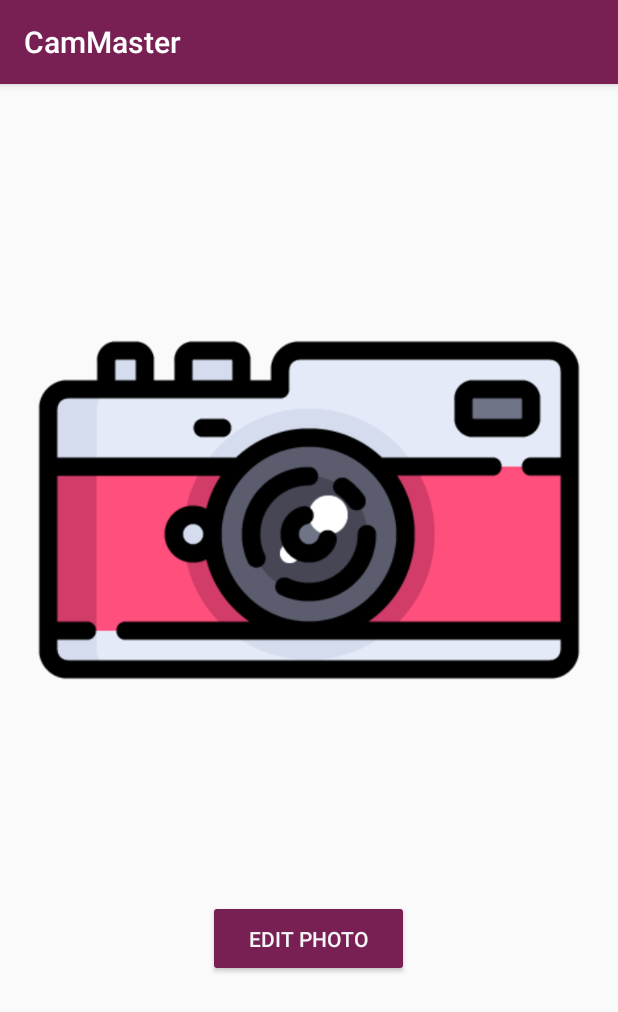
After one commit to Ketan2010/CamMaster, an Android app: the ShowPhotoActivity screen opened directly, with no data from a screen before it, on a phone screen of 412 x 824 dp. The commit adds this screen. Shown: the top 1012 px of the screen. Run offline under Robolectric (Android 15) with nearby library versions, the phone set to English and light mode, and no system bars; 1 statement that could not run was skipped.

Commit message:
Commit from ketan-imageEdit

```diff
--- /dev/null
+++ b/app/src/main/java/com/example/cammaster/ShowPhotoActivity.java
@@ -0,0 +1,54 @@
+package com.example.cammaster;
+
+import androidx.appcompat.app.AppCompatActivity;
+
+import android.content.Intent;
+import android.graphics.Bitmap;
+import android.graphics.BitmapFactory;
+import android.graphics.Matrix;
+import android.os.Bundle;
+import android.view.View;
+import android.widget.Button;
+import android.widget.ImageView;
+
+import java.io.File;
+
+public class ShowPhotoActivity extends AppCompatActivity {
+
+    ImageView imageview;
+    Button btn_edit;
+    String path = "";
+
+    @Override
+    protected void onCreate(Bundle savedInstanceState) {
+        super.onCreate(savedInstanceState);
+        setContentView(R.layout.activity_show_photo);
+
+        imageview = (ImageView) findViewById(R.id.imageview);
+        btn_edit = (Button) findViewById(R.id.btn_edit);
+
+        path = getIntent().getExtras().getString("path");
+        File imgfile = new File(path);
+
+        if(imgfile.exists()){
+            Bitmap myBitmap = BitmapFactory.decodeFile(imgfile.getAbsolutePath());
+            imageview.setImageBitmap(RotateBitmap(myBitmap,90));
+        }
+
+        btn_edit.setOnClickListener(new View.OnClickListener() {
+            @Override
+            public void onClick(View view) {
+                Intent intent = new Intent(ShowPhotoActivity.this,EditPhotoActivity.class);
+                intent.putExtra("path", path);
+                startActivity(intent);
+            }
+        });
+
+    }
+
+    public static Bitmap RotateBitmap(Bitmap source, float angle){
+        Matrix matrix = new Matrix();
+        matrix.postRotate(angle);
+        return Bitmap.createBitmap(source, 0, 0, source.getWidth(), source.getHeight(), matrix, true);
+    };
+}
--- /dev/null
+++ b/app/src/main/res/layout/activity_show_photo.xml
@@ -0,0 +1,32 @@
+<?xml version="1.0" encoding="utf-8"?>
+<androidx.constraintlayout.widget.ConstraintLayout xmlns:android="http://schemas.android.com/apk/res/android"
+    xmlns:app="http://schemas.android.com/apk/res-auto"
+    xmlns:tools="http://schemas.android.com/tools"
+    android:layout_width="match_parent"
+    android:layout_height="match_parent"
+    tools:context=".ShowPhotoActivity">
+
+    <ImageView
+        android:id="@+id/imageview"
+        android:layout_width="wrap_content"
+        android:layout_height="456dp"
+        android:layout_marginTop="56dp"
+        app:layout_constraintEnd_toEndOf="parent"
+        app:layout_constraintHorizontal_bias="0.498"
+        app:layout_constraintStart_toStartOf="parent"
+        app:layout_constraintTop_toTopOf="parent"
+        app:srcCompat="@drawable/cam" />
+
+    <Button
+        android:id="@+id/btn_edit"
+        android:layout_width="134dp"
+        android:layout_height="51dp"
+        android:layout_marginTop="32dp"
+        android:backgroundTint="#781F54"
+        android:text="Edit Photo"
+        android:textColor="#F6F6F6"
+        app:layout_constraintEnd_toEndOf="parent"
+        app:layout_constraintHorizontal_bias="0.498"
+        app:layout_constraintStart_toStartOf="parent"
+        app:layout_constraintTop_toBottomOf="@+id/imageview" />
+</androidx.constraintlayout.widget.ConstraintLayout>
--- a/build.gradle
+++ b/build.gradle
@@ -3,6 +3,7 @@ buildscript {
     repositories {
         google()
         mavenCentral()
+        flatDir { dirs 'libs' }
     }
     dependencies {
         classpath "com.android.tools.build:gradle:7.0.0"
```
Also changed, not shown: app/build.gradle (+15 -0 lines), app/src/main/AndroidManifest.xml (+37 -0 lines), app/src/main/java/com/example/cammaster/CameraActivity.java (added, +138 -0 lines), app/src/main/java/com/example/cammaster/EditPhotoActivity.java (added, +77 -0 lines), app/src/main/java/com/example/cammaster/LoginActivity.java (+44 -0 lines), app/src/main/res/drawable/roundedbutton.xml (added, +9 -0 lines), app/src/main/res/layout/activity_camera.xml (added, +37 -0 lines), app/src/main/res/layout/activity_edit_photo.xml (added, +21 -0 lines), app/src/main/res/layout/activity_login.xml (+6 -8 lines), app/src/main/res/drawable/capture.png (added), 1 other file.
